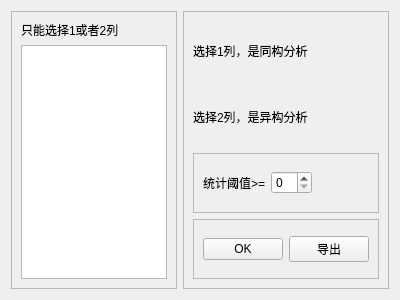
Qt form SciTools2/popup/clean/uipy/cocon_stat.ui (xihuyu20000/learn-python) before a commit.
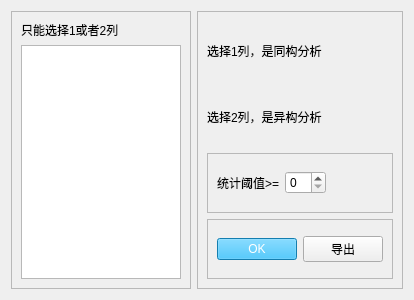
The same form after that commit.

Diff of the .ui file:
```diff
--- a/SciTools2/popup/clean/uipy/cocon_stat.ui
+++ b/SciTools2/popup/clean/uipy/cocon_stat.ui
@@ -6,7 +6,7 @@
    <rect>
     <x>0</x>
     <y>0</y>
-    <width>400</width>
+    <width>414</width>
     <height>300</height>
    </rect>
   </property>
@@ -121,6 +121,9 @@
         <layout class="QHBoxLayout" name="horizontalLayout_3">
          <item>
           <widget class="QPushButton" name="btn_ok">
+           <property name="styleSheet">
+            <string notr="true">color: rgb(255, 255, 255); background-color: rgb(28, 177, 245);</string>
+           </property>
            <property name="text">
             <string>OK</string>
            </property>
```
